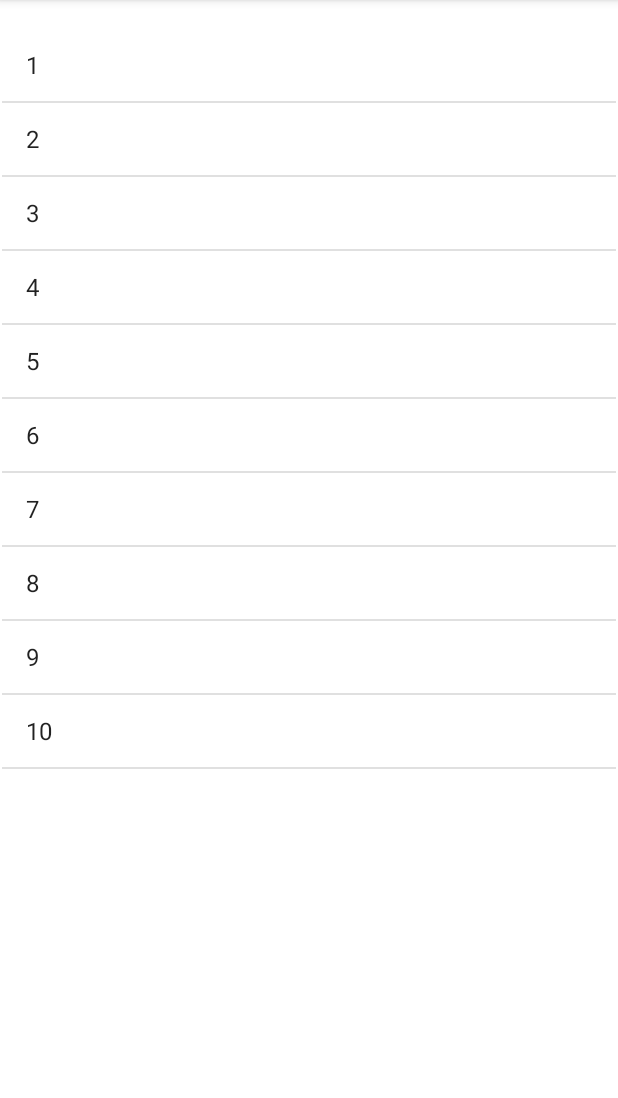
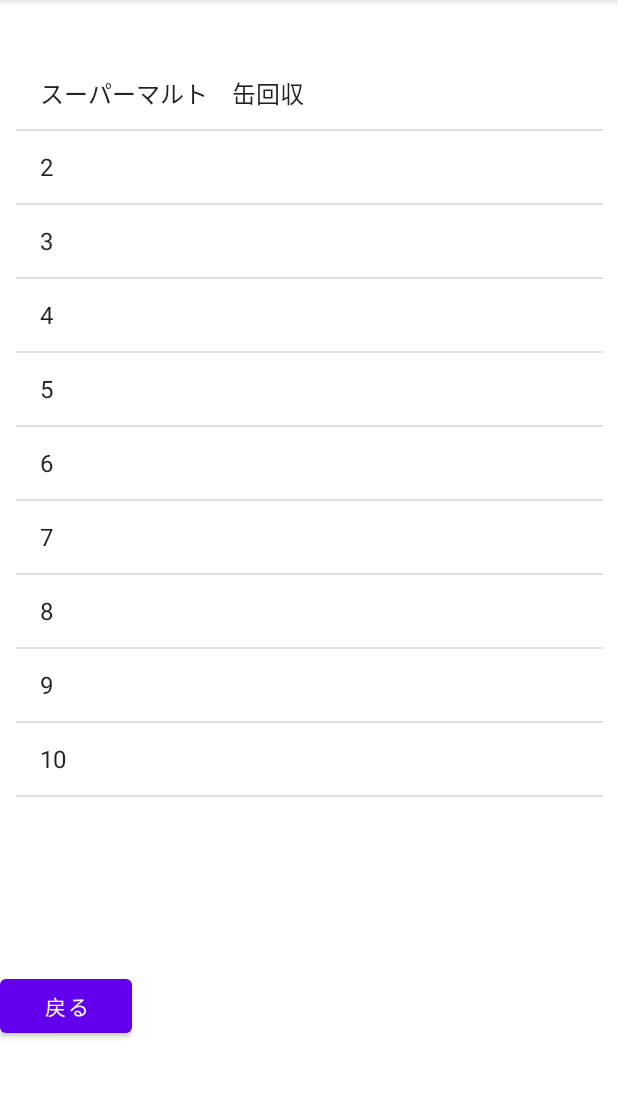
Before and after one commit to Ma4Ma4/RecycleApp, an Android app: the screen it shows after launch (ResultActivity), after a tap on "検索結果画面へ", on a phone screen of 412 x 824 dp, the part 84-1182 px from its top. Run offline under Robolectric (Android 15) with nearby library versions, the phone set to English and light mode, and no system bars.

Commit message:
Resultmae

```diff
--- a/app/src/main/java/com/example/recycleapp/MainActivity.kt
+++ b/app/src/main/java/com/example/recycleapp/MainActivity.kt
@@ -85,7 +85,7 @@ class MainActivity : AppCompatActivity() {
             flags = Intent.FLAG_ACTIVITY_NEW_TASK or Intent.FLAG_ACTIVITY_CLEAR_TASK
             putExtra(EXTRA_NOTIFICATION_ID, 0)
         }
-        val pendingIntent = PendingIntent.getActivity(this, 0, intent, PendingIntent.FLAG_NO_CREATE or PendingIntent.FLAG_UPDATE_CURRENT)
+        val pendingIntent = PendingIntent.getActivity(this, 0, intent, PendingIntent.FLAG_IMMUTABLE)
 
         // EX. 通知に2択ボタンを設けてアクティビティ遷移の土台にする
         // ここを遷移先のアクティビティ(出し忘れたので検索画面へ)を指定するインテントにすることで実装できそう
@@ -93,7 +93,7 @@ class MainActivity : AppCompatActivity() {
             flags = Intent.FLAG_ACTIVITY_NEW_TASK or Intent.FLAG_ACTIVITY_CLEAR_TASK
             putExtra(EXTRA_NOTIFICATION_ID, 0)
         }
-        val pendingIntentForgot = PendingIntent.getActivity(this, 0, intentForgot, PendingIntent.FLAG_NO_CREATE or PendingIntent.FLAG_UPDATE_CURRENT)
+        val pendingIntentForgot = PendingIntent.getActivity(this, 0, intentForgot, PendingIntent.FLAG_IMMUTABLE)
 
         val builder = NotificationCompat.Builder(this, channelId)
             // 1-2. 表示内容の設定
@@ -132,6 +132,15 @@ class MainActivity : AppCompatActivity() {
             val intentResult = Intent(this, ResultActivity::class.java)
             startActivity(intentResult)
         }
+
+        val buttonSearch:Button = findViewById(R.id.button_search)
+        buttonSearch.setOnClickListener {
+            // ここに[通知を発令]ボタン押下時の処理を記述
+            val intentSearch = Intent(this, SearchActivity::class.java)
+            startActivity(intentSearch)
+        }
+
+
 
         // 通知日時選択スピナー
         // 日にち・時刻のスピナーオブジェクト取得
--- a/app/src/main/java/com/example/recycleapp/ResultActivity.kt
+++ b/app/src/main/java/com/example/recycleapp/ResultActivity.kt
@@ -1,8 +1,11 @@
+
 package com.example.recycleapp
 
-
+import android.content.Intent
 import android.os.Bundle
+import android.util.Log
 import android.widget.ArrayAdapter
+import android.widget.Button
 import android.widget.ListView
 import androidx.appcompat.app.AppCompatActivity
 
@@ -12,10 +15,19 @@ class ResultActivity : AppCompatActivity() {
     override fun onCreate(savedInstanceState: Bundle?) {
         super.onCreate(savedInstanceState)
         setContentView(R.layout.activity_result)
-        val array = arrayOf("1", "2", "3", "4", "5", "6", "7", "8", "9", "10")
+        val array = arrayOf("スーパーマルト　缶回収", "2", "3", "4", "5", "6", "7", "8", "9", "10")
         val listView = findViewById<ListView>(R.id.list_View)
         val adapter = ArrayAdapter<String>(this,android.R.layout.simple_list_item_1,array)
         listView.adapter = adapter
+
+        val buttonback: Button = findViewById(R.id.button_back)
+        buttonback.setOnClickListener {
+            // ここにボタン押下時の処理を記述
+            Log.d("INFO", "BUTTON DUMMY WAS PRESSED")
+
+            val intent = Intent(this, MainActivity::class.java)
+            startActivity(intent)
+        }
 
     }
 }
--- a/app/src/main/res/layout/activity_main.xml
+++ b/app/src/main/res/layout/activity_main.xml
@@ -88,6 +88,12 @@
         android:layout_height="wrap_content"
         android:text="@string/result" />
 
+    <Button
+        android:id="@+id/button_search"
+        android:layout_width="wrap_content"
+        android:layout_height="wrap_content"
+        android:text="検索" />
+
     <!-- 通知日時設定周り -->
     <LinearLayout
         android:layout_width="match_parent"
--- a/app/src/main/res/layout/activity_result.xml
+++ b/app/src/main/res/layout/activity_result.xml
@@ -1,23 +1,41 @@
 <?xml version="1.0" encoding="utf-8"?>
-<androidx.constraintlayout.widget.ConstraintLayout xmlns:android="http://schemas.android.com/apk/res/android"
+
+<androidx.constraintlayout.widget.ConstraintLayout
+    xmlns:android="http://schemas.android.com/apk/res/android"
     xmlns:app="http://schemas.android.com/apk/res-auto"
     xmlns:tools="http://schemas.android.com/tools"
     android:layout_width="match_parent"
     android:layout_height="match_parent"
     tools:context=".ResultActivity">
 
-
     <ListView
         android:id="@+id/list_View"
-        android:layout_width="409dp"
-        android:layout_height="729dp"
+        android:layout_width="391dp"
+        android:layout_height="535dp"
         android:layout_marginStart="8dp"
-        android:layout_marginTop="8dp"
         android:layout_marginEnd="8dp"
         android:layout_marginBottom="8dp"
         app:layout_constraintBottom_toBottomOf="parent"
         app:layout_constraintEnd_toEndOf="parent"
         app:layout_constraintStart_toStartOf="parent"
-        app:layout_constraintTop_toTopOf="parent" />
+        app:layout_constraintTop_toTopOf="parent"
+        app:layout_constraintVertical_bias="0.17" />
+
+    <LinearLayout
+        android:layout_width="match_parent"
+        android:layout_height="wrap_content"
+        android:orientation="horizontal"
+        app:layout_constraintTop_toBottomOf="@+id/list_View"
+        app:layout_constraintBottom_toBottomOf="parent"
+        app:layout_constraintStart_toStartOf="parent"
+        app:layout_constraintEnd_toEndOf="parent">
+
+        <Button
+            android:id="@+id/button_back"
+            android:layout_width="wrap_content"
+            android:layout_height="wrap_content"
+            android:text="戻る" />
+
+    </LinearLayout>
 
 </androidx.constraintlayout.widget.ConstraintLayout>
```
Also changed, not shown: app/src/main/AndroidManifest.xml (+7 -0 lines).
